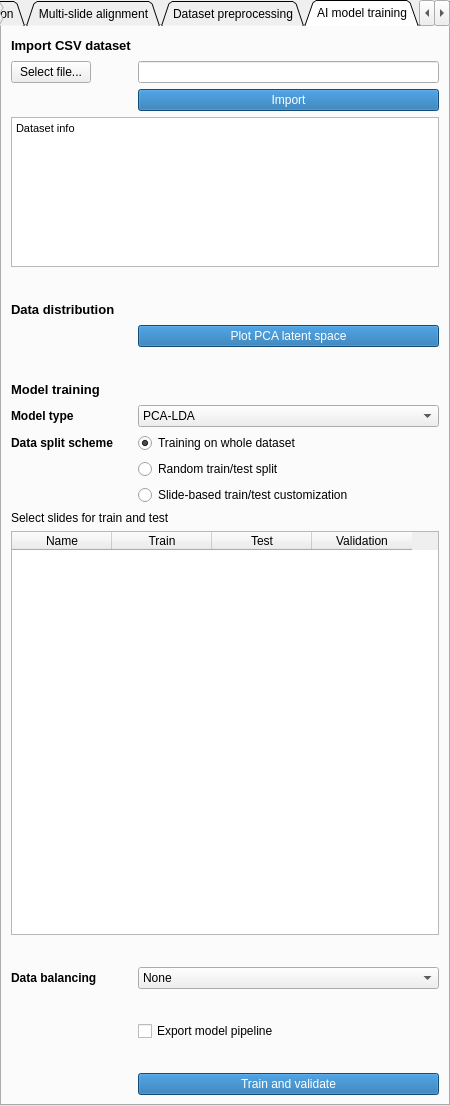
jamzad/SlicerMassVision, file MassVision/Resources/UI/MassVision.ui: the form before one commit.
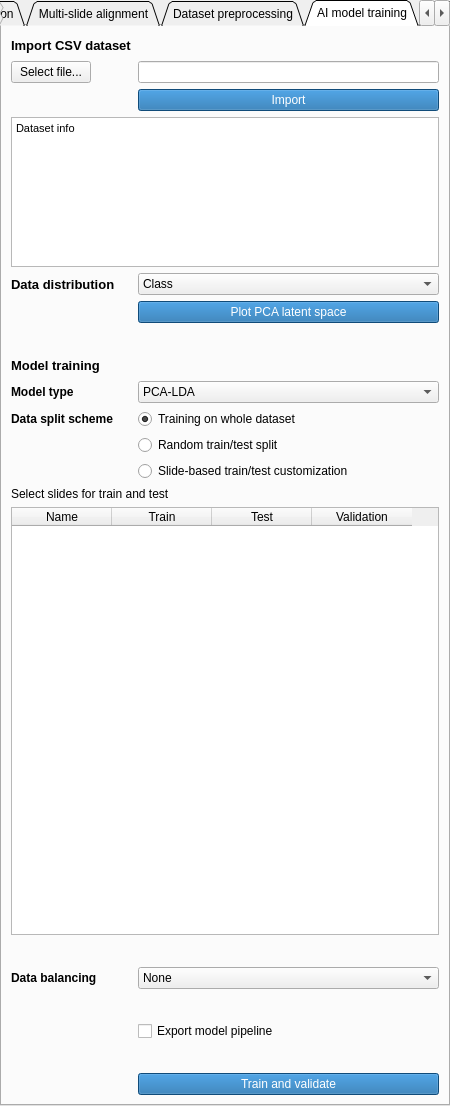
The form after the commit. The open tabs and pages were chosen to show the change.

Commit message: Interactive data distribution plot. Added drop down menu to select the type of distribution.

What changed in the file:
```diff
--- a/MassVision/Resources/UI/MassVision.ui
+++ b/MassVision/Resources/UI/MassVision.ui
@@ -32,7 +32,7 @@
    <enum>QTabWidget::Triangular</enum>
   </property>
   <property name="currentIndex">
-   <number>1</number>
+   <number>5</number>
   </property>
   <property name="tabBarAutoHide">
    <bool>false</bool>
@@ -2144,23 +2144,7 @@
       </property>
      </widget>
     </item>
-    <item row="7" column="0" colspan="2">
-     <spacer name="verticalSpacer_3">
-      <property name="orientation">
-       <enum>Qt::Vertical</enum>
-      </property>
-      <property name="sizeType">
-       <enum>QSizePolicy::Fixed</enum>
-      </property>
-      <property name="sizeHint" stdset="0">
-       <size>
-        <width>20</width>
-        <height>20</height>
-       </size>
-      </property>
-     </spacer>
-    </item>
-    <item row="9" column="0">
+    <item row="8" column="0">
      <widget class="QLabel" name="label_62">
       <property name="font">
        <font>
@@ -2177,20 +2161,24 @@
       </property>
      </widget>
     </item>
-    <item row="9" column="1">
-     <spacer name="horizontalSpacer_15">
-      <property name="orientation">
-       <enum>Qt::Horizontal</enum>
+    <item row="8" column="1">
+     <widget class="QComboBox" name="plotDistributioncomboBox">
+      <property name="editable">
+       <bool>false</bool>
       </property>
-      <property name="sizeHint" stdset="0">
-       <size>
-        <width>40</width>
-        <height>20</height>
-       </size>
-      </property>
-     </spacer>
+      <item>
+       <property name="text">
+        <string>Class</string>
+       </property>
+      </item>
+      <item>
+       <property name="text">
+        <string>Slide</string>
+       </property>
+      </item>
+     </widget>
     </item>
-    <item row="10" column="1">
+    <item row="9" column="1">
      <widget class="QPushButton" name="distributionPCA">
       <property name="styleSheet">
        <string notr="true">background-color: #1769aa;
@@ -2201,7 +2189,7 @@
       </property>
      </widget>
     </item>
-    <item row="11" column="0" colspan="2">
+    <item row="10" column="0" colspan="2">
      <spacer name="verticalSpacer_23">
       <property name="orientation">
        <enum>Qt::Vertical</enum>
@@ -2217,7 +2205,7 @@
       </property>
      </spacer>
     </item>
-    <item row="12" column="0">
+    <item row="11" column="0">
      <widget class="QLabel" name="label_63">
       <property name="font">
        <font>
@@ -2234,7 +2222,7 @@
       </property>
      </widget>
     </item>
-    <item row="12" column="1">
+    <item row="11" column="1">
      <spacer name="horizontalSpacer_16">
       <property name="orientation">
        <enum>Qt::Horizontal</enum>
@@ -2247,7 +2235,7 @@
       </property>
      </spacer>
     </item>
-    <item row="14" column="0">
+    <item row="13" column="0">
      <widget class="QLabel" name="label_71">
       <property name="font">
        <font>
@@ -2263,7 +2251,7 @@
       </property>
      </widget>
     </item>
-    <item row="14" column="1">
+    <item row="13" column="1">
      <widget class="QComboBox" name="ModelSelectCombobox">
       <item>
        <property name="text">
@@ -2287,7 +2275,7 @@
       </item>
      </widget>
     </item>
-    <item row="17" column="0">
+    <item row="16" column="0">
      <widget class="QLabel" name="label_78">
       <property name="font">
        <font>
@@ -2303,7 +2291,7 @@
       </property>
      </widget>
     </item>
-    <item row="17" column="1">
+    <item row="16" column="1">
      <widget class="QRadioButton" name="allTrain">
       <property name="text">
        <string>Training on whole dataset</string>
@@ -2319,7 +2307,7 @@
       </property>
      </widget>
     </item>
-    <item row="18" column="1">
+    <item row="17" column="1">
      <widget class="QRadioButton" name="randomSplit">
       <property name="text">
        <string>Random train/test split</string>
@@ -2332,14 +2320,14 @@
       </property>
      </widget>
     </item>
-    <item row="19" column="1">
+    <item row="18" column="1">
      <widget class="QRadioButton" name="customSplit">
       <property name="text">
        <string>Slide-based train/test customization</string>
       </property>
      </widget>
     </item>
-    <item row="20" column="0" colspan="2">
+    <item row="19" column="0" colspan="2">
      <widget class="QLabel" name="namesTableLabel">
       <property name="styleSheet">
        <string notr="true"/>
@@ -2349,7 +2337,7 @@
       </property>
      </widget>
     </item>
-    <item row="21" column="0" colspan="2">
+    <item row="20" column="0" colspan="2">
      <widget class="QTableWidget" name="namesTable">
       <column>
        <property name="text">
@@ -2373,7 +2361,7 @@
       </column>
      </widget>
     </item>
-    <item row="22" column="0" colspan="2">
+    <item row="21" column="0" colspan="2">
      <spacer name="verticalSpacer_27">
       <property name="orientation">
        <enum>Qt::Vertical</enum>
@@ -2389,7 +2377,7 @@
       </property>
      </spacer>
     </item>
-    <item row="23" column="0">
+    <item row="22" column="0">
      <widget class="QLabel" name="label_83">
       <property name="font">
        <font>
@@ -2405,7 +2393,7 @@
       </property>
      </widget>
     </item>
-    <item row="23" column="1">
+    <item row="22" column="1">
      <widget class="QComboBox" name="BalanceComBox">
       <item>
        <property name="text">
@@ -2429,7 +2417,7 @@
       </item>
      </widget>
     </item>
-    <item row="24" column="0" colspan="2">
+    <item row="23" column="0" colspan="2">
      <spacer name="verticalSpacer_26">
       <property name="orientation">
        <enum>Qt::Vertical</enum>
@@ -2445,7 +2433,7 @@
       </property>
      </spacer>
     </item>
-    <item row="25" column="0">
+    <item row="24" column="0">
      <widget class="QLabel" name="label_79">
       <property name="font">
        <font>
@@ -2461,7 +2449,7 @@
       </property>
      </widget>
     </item>
-    <item row="25" column="1">
+    <item row="24" column="1">
      <widget class="QCheckBox" name="saveModelcheckBox">
       <property name="text">
        <string>Export model pipeline</string>
@@ -2471,7 +2459,7 @@
       </property>
      </widget>
     </item>
-    <item row="26" column="0" colspan="2">
+    <item row="25" column="0" colspan="2">
      <spacer name="verticalSpacer_8">
       <property name="orientation">
        <enum>Qt::Vertical</enum>
@@ -2487,7 +2475,7 @@
       </property>
      </spacer>
     </item>
-    <item row="27" column="1">
+    <item row="26" column="1">
      <widget class="QPushButton" name="trainModel">
       <property name="styleSheet">
        <string notr="true">background-color: #1769aa;
```
The commit also changes 2 other files.
